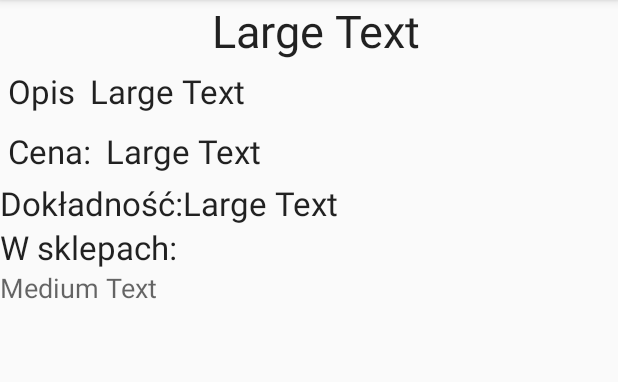
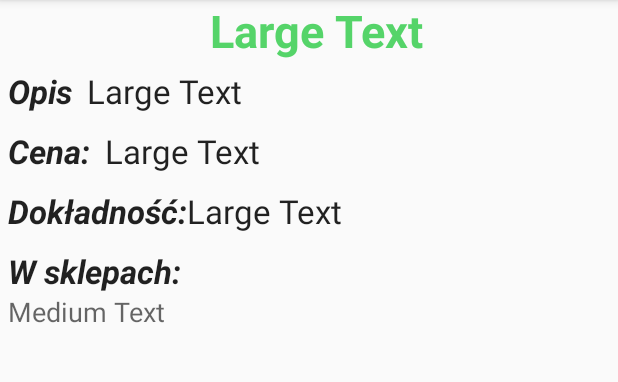
Before and after one commit to Niespo/herbs-ahp-client, an Android app: the layout herbs_item.xml on its own in the app's theme, with its tools: preview values and no code run, on a phone screen of 412 x 824 dp, the part 84-466 px from its top. Run offline under Robolectric (Android 15) with nearby library versions, the phone set to English and light mode, and no system bars.

```diff
--- a/app/src/main/AndroidManifest.xml
+++ b/app/src/main/AndroidManifest.xml
@@ -2,6 +2,7 @@
 <manifest xmlns:android="http://schemas.android.com/apk/res/android"
     package="pl.androidland.studia.herbs.app" >
     <uses-permission android:name="android.permission.INTERNET" />
+    <uses-permission android:name="android.permission.ACCESS_NETWORK_STATE" />
     <application
         android:allowBackup="true"
         android:icon="@drawable/ic_launcher"
--- a/app/src/main/java/pl/androidland/studia/herbs/app/activities/HerbsActivity.java
+++ b/app/src/main/java/pl/androidland/studia/herbs/app/activities/HerbsActivity.java
@@ -22,14 +22,13 @@ import java.util.List;
 
 public class HerbsActivity extends Activity {
 
-    private ListView lvHerbs;
     private HerbsEntityAdapter herbsEntityAdapter;
 
     @Override
     protected void onCreate(Bundle savedInstanceState) {
         super.onCreate(savedInstanceState);
         setContentView(R.layout.herbs_activity);
-        lvHerbs = (ListView) findViewById(R.id.herbs_list_view);
+        ListView lvHerbs = (ListView) findViewById(R.id.herbs_list_view);
         herbsEntityAdapter = new HerbsEntityAdapter(this, Lists.<HerbEntity> newArrayList());
         lvHerbs.setAdapter(herbsEntityAdapter);
 
@@ -66,7 +65,7 @@ public class HerbsActivity extends Activity {
 
                 @Override
                 public void failure(RetrofitError error) {
-                    Toast.makeText(HerbsActivity.this, "Nie udało się pobrać ziół!",
+                    Toast.makeText(HerbsActivity.this, getString(R.string.DOESNT_FETCH_HERBS),
                             Toast.LENGTH_SHORT).show();
                     dismissProgressBar();
                 }
--- a/app/src/main/java/pl/androidland/studia/herbs/app/adapters/HerbsEntityAdapter.java
+++ b/app/src/main/java/pl/androidland/studia/herbs/app/adapters/HerbsEntityAdapter.java
@@ -17,7 +17,6 @@ import java.util.List;
 
 
 public class HerbsEntityAdapter extends ArrayAdapter<HerbEntity> {
-
     private final Context context;
 
     private final List<HerbEntity> herbsEntities;
@@ -30,7 +29,6 @@ public class HerbsEntityAdapter extends ArrayAdapter<HerbEntity> {
 
     @Override
     public View getView(int position, View convertView, ViewGroup parent) {
-
         ViewHolder viewHolder;
         if (convertView == null) {
             LayoutInflater inflater = ((Activity) context).getLayoutInflater();
@@ -91,7 +89,7 @@ public class HerbsEntityAdapter extends ArrayAdapter<HerbEntity> {
         Collections.sort(herbsEntities, new Comparator<HerbEntity>() {
             @Override
             public int compare(HerbEntity a, HerbEntity b) {
-                if (a.getAccuracy() < b.getAccuracy())
+                if (a.getAccuracy() > b.getAccuracy())
                     return -1;
                 if (a.getAccuracy() < b.getAccuracy())
                     return 1;
--- a/app/src/main/res/layout/activity_main.xml
+++ b/app/src/main/res/layout/activity_main.xml
@@ -7,7 +7,8 @@
             android:layout_height="wrap_content"
             android:textAppearance="?android:attr/textAppearanceLarge"
             android:text="Witamy w aplikacji HERBS"
-            android:id="@+id/textView4" android:layout_gravity="center_horizontal" android:layout_margin="15dp"/>
+            android:id="@+id/textView4" android:layout_gravity="center_horizontal" android:layout_margin="15dp"
+            android:textColor="#d131cc49" android:textSize="25dp"/>
     <TextView
             android:layout_width="wrap_content"
             android:layout_height="wrap_content"
@@ -19,7 +20,8 @@
             android:layout_height="wrap_content"
             android:textAppearance="?android:attr/textAppearanceMedium"
             android:text="Aplikacja pobiera listę kategorii preferencji ze zdalnego serwera. Proszę upewnić się o działającym połączeniu internetowym."
-            android:id="@+id/textView9" android:layout_gravity="center_horizontal" android:layout_margin="15dp"/>
+            android:id="@+id/textView9" android:layout_gravity="center_horizontal" android:layout_margin="15dp"
+            />
     <Button
             android:layout_width="wrap_content"
             android:layout_height="wrap_content"
--- a/app/src/main/res/layout/herbs_criteria_item.xml
+++ b/app/src/main/res/layout/herbs_criteria_item.xml
@@ -9,5 +9,6 @@
             android:layout_width="wrap_content"
             android:layout_height="71dp"
             android:text="New CheckBox"
-            android:id="@+id/herbs_criterium" android:layout_weight="0.42" android:checked="false"/>
+            android:id="@+id/herbs_criterium" android:layout_weight="0.42" android:checked="false"
+            android:textColor="#D131CC49" android:textStyle="italic" android:textSize="20dp"/>
 </LinearLayout>
--- a/app/src/main/res/layout/herbs_item.xml
+++ b/app/src/main/res/layout/herbs_item.xml
@@ -15,7 +15,7 @@
                 android:textAppearance="?android:attr/textAppearanceLarge"
                 android:text="Large Text"
                 android:id="@+id/herb_name" android:layout_marginLeft="10dp" android:layout_gravity="center|right"
-                android:textSize="30dp"/>
+                android:textSize="30dp" android:textColor="#D131CC49" android:textStyle="bold"/>
     </LinearLayout>
     <LinearLayout
             android:orientation="horizontal"
@@ -26,7 +26,7 @@
                 android:layout_height="wrap_content"
                 android:textAppearance="?android:attr/textAppearanceLarge"
                 android:text="Opis"
-                android:id="@+id/textView2"/>
+                android:id="@+id/textView2" android:textStyle="bold|italic"/>
         <TextView
                 android:layout_width="wrap_content"
                 android:layout_height="wrap_content"
@@ -43,7 +43,7 @@
                 android:layout_height="wrap_content"
                 android:textAppearance="?android:attr/textAppearanceLarge"
                 android:text="Cena:"
-                android:id="@+id/textView3"/>
+                android:id="@+id/textView3" android:textStyle="bold|italic"/>
         <TextView
                 android:layout_width="wrap_content"
                 android:layout_height="wrap_content"
@@ -54,13 +54,13 @@
     <LinearLayout
             android:orientation="horizontal"
             android:layout_width="fill_parent"
-            android:layout_height="wrap_content">
+            android:layout_height="wrap_content" android:layout_margin="5dp">
         <TextView
                 android:layout_width="wrap_content"
                 android:layout_height="wrap_content"
                 android:textAppearance="?android:attr/textAppearanceLarge"
                 android:text="Dokładność:"
-                android:id="@+id/textView5"/>
+                android:id="@+id/textView5" android:textStyle="bold|italic"/>
         <TextView
                 android:layout_width="wrap_content"
                 android:layout_height="wrap_content"
@@ -71,13 +71,13 @@
     <LinearLayout
             android:orientation="vertical"
             android:layout_width="fill_parent"
-            android:layout_height="wrap_content">
+            android:layout_height="wrap_content" android:layout_margin="5dp">
         <TextView
                 android:layout_width="wrap_content"
                 android:layout_height="wrap_content"
                 android:textAppearance="?android:attr/textAppearanceLarge"
                 android:text="W sklepach:"
-                android:id="@+id/textView"/>
+                android:id="@+id/textView" android:textStyle="bold|italic"/>
         <TextView
                 android:layout_width="wrap_content"
                 android:layout_height="wrap_content"
--- a/app/src/main/res/values/strings.xml
+++ b/app/src/main/res/values/strings.xml
@@ -6,5 +6,9 @@
     <string name="action_settings">Settings</string>
     <string name="TOAST_MSG_SEARCHING_HERBS">Wyszukuje odpowiednie zioła! Proszę chwilkę poczekać!</string>
     <string name="SHOPS_NOT_FOUND">Nie znaleziono sklepów</string>
+    <string name="CHECK_INTERNET_CONNECTION">Błąd!. Sprawdz swoje połączenie internetowe!</string>
+    <string name="DOESNT_FETCH_CRITERIA">Nie udało się pobrać kryteriów!</string>
+    <string name="CRITERIA_DOWNLOAD">Pobieram kryteria! Proszę chwilkę poczekać!</string>
+    <string name="DOESNT_FETCH_HERBS">Nie udało się pobrać ziół!</string>
 
 </resources>
```
Also changed, not shown: app/src/main/java/pl/androidland/studia/herbs/app/AppBus.java (+7 -0 lines), app/src/main/java/pl/androidland/studia/herbs/app/ConnectionDetector.java (added, +33 -0 lines), app/src/main/java/pl/androidland/studia/herbs/app/activities/CriteriaActivity.java (+12 -4 lines), app/src/main/java/pl/androidland/studia/herbs/app/activities/MainActivity.java (+10 -1 lines).
